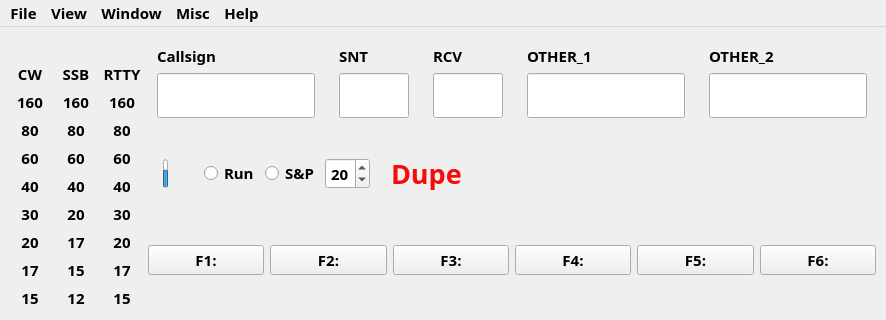
Before: the Qt Designer form not1mm/data/main.ui in mbridak/not1mm, drawn with Qt 5; both pictures show x 0 to 886 and y 0 to 320 of the 886 by 651 pixel window.
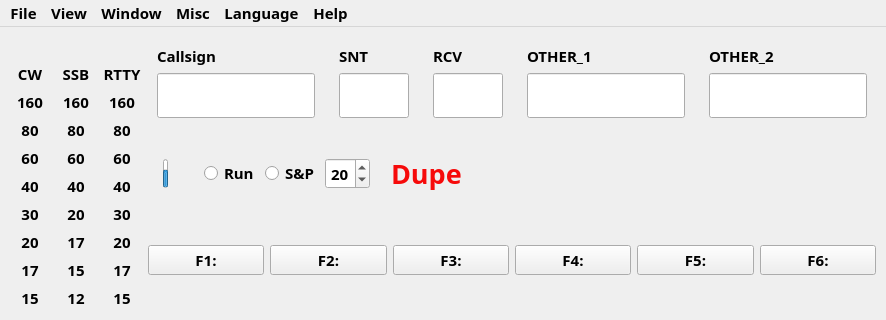
After: the same form once the commit is applied. Icons and pictures are not drawn.

```diff
--- a/not1mm/data/main.ui
+++ b/not1mm/data/main.ui
@@ -1608,10 +1608,16 @@
     <addaction name="separator"/>
     <addaction name="actionSynchronize_VFOs"/>
    </widget>
+   <widget class="QMenu" name="menuLanguage">
+    <property name="title">
+     <string>Language</string>
+    </property>
+   </widget>
    <addaction name="menuFile"/>
    <addaction name="menuView"/>
    <addaction name="menuWindow"/>
    <addaction name="menuOther"/>
+   <addaction name="menuLanguage"/>
    <addaction name="menuHelp"/>
   </widget>
   <action name="actionAbout">
```
